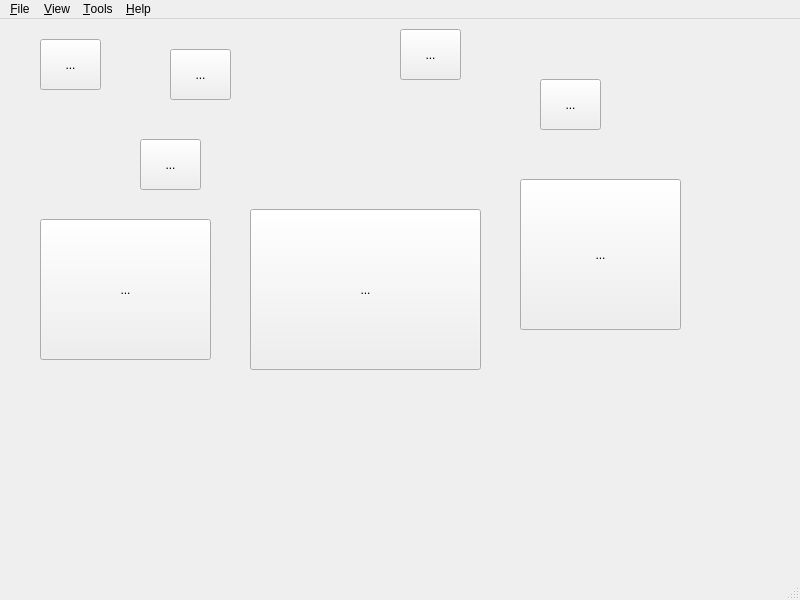
The window that src/gui/formmain.ui (martinrotter/rssguard) describes before a commit, drawn with Qt 5.
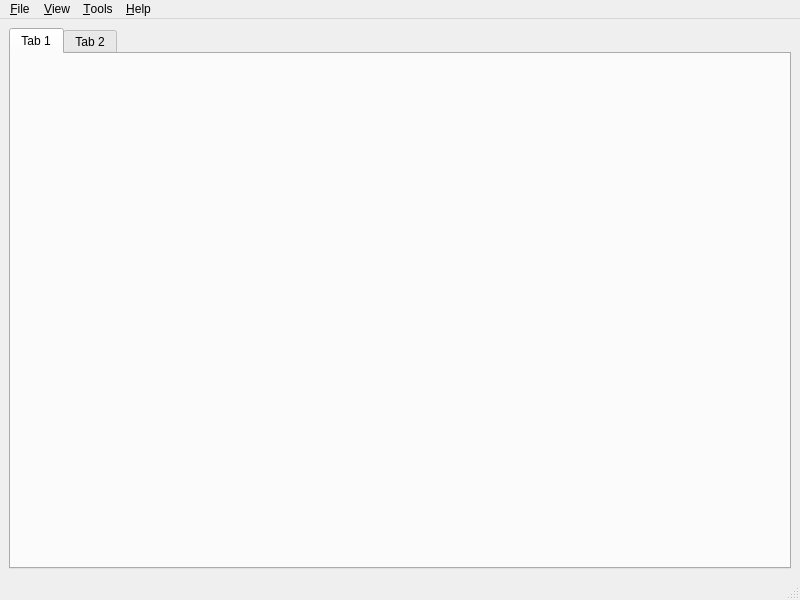
The same window after the commit. Icons and pictures are not drawn.

Patch:
```diff
--- a/src/gui/formmain.ui
+++ b/src/gui/formmain.ui
@@ -14,198 +14,66 @@
    <string>MainWindow</string>
   </property>
   <widget class="QWidget" name="centralwidget">
-   <widget class="QToolButton" name="toolButton">
-    <property name="geometry">
-     <rect>
-      <x>40</x>
-      <y>20</y>
-      <width>61</width>
-      <height>51</height>
-     </rect>
-    </property>
-    <property name="text">
-     <string>...</string>
-    </property>
-    <property name="icon">
-     <iconset theme="application-exit">
-      <normaloff/>
-     </iconset>
-    </property>
-    <property name="iconSize">
-     <size>
-      <width>32</width>
-      <height>32</height>
-     </size>
-    </property>
-   </widget>
-   <widget class="QToolButton" name="toolButton_2">
-    <property name="geometry">
-     <rect>
-      <x>140</x>
-      <y>120</y>
-      <width>61</width>
-      <height>51</height>
-     </rect>
-    </property>
-    <property name="text">
-     <string>...</string>
-    </property>
-    <property name="icon">
-     <iconset theme="application-exit">
-      <normaloff/>
-     </iconset>
-    </property>
-    <property name="iconSize">
-     <size>
-      <width>20</width>
-      <height>20</height>
-     </size>
-    </property>
-   </widget>
-   <widget class="QToolButton" name="toolButton_3">
-    <property name="geometry">
-     <rect>
-      <x>170</x>
-      <y>30</y>
-      <width>61</width>
-      <height>51</height>
-     </rect>
-    </property>
-    <property name="text">
-     <string>...</string>
-    </property>
-    <property name="icon">
-     <iconset theme="application-exit">
-      <normaloff/>
-     </iconset>
-    </property>
-    <property name="iconSize">
-     <size>
-      <width>20</width>
-      <height>20</height>
-     </size>
-    </property>
-   </widget>
-   <widget class="QToolButton" name="toolButton_4">
-    <property name="geometry">
-     <rect>
-      <x>40</x>
-      <y>200</y>
-      <width>171</width>
-      <height>141</height>
-     </rect>
-    </property>
-    <property name="text">
-     <string>...</string>
-    </property>
-    <property name="icon">
-     <iconset theme="application-exit">
-      <normaloff/>
-     </iconset>
-    </property>
-    <property name="iconSize">
-     <size>
-      <width>48</width>
-      <height>48</height>
-     </size>
-    </property>
-   </widget>
-   <widget class="QToolButton" name="toolButton_5">
-    <property name="geometry">
-     <rect>
-      <x>400</x>
-      <y>10</y>
-      <width>61</width>
-      <height>51</height>
-     </rect>
-    </property>
-    <property name="text">
-     <string>...</string>
-    </property>
-    <property name="icon">
-     <iconset theme="application-exit">
-      <normaloff/>
-     </iconset>
-    </property>
-    <property name="iconSize">
-     <size>
-      <width>64</width>
-      <height>64</height>
-     </size>
-    </property>
-   </widget>
-   <widget class="QToolButton" name="toolButton_6">
-    <property name="geometry">
-     <rect>
-      <x>250</x>
-      <y>190</y>
-      <width>231</width>
-      <height>161</height>
-     </rect>
-    </property>
-    <property name="text">
-     <string>...</string>
-    </property>
-    <property name="icon">
-     <iconset theme="application-exit">
-      <normaloff/>
-     </iconset>
-    </property>
-    <property name="iconSize">
-     <size>
-      <width>96</width>
-      <height>96</height>
-     </size>
-    </property>
-   </widget>
-   <widget class="QToolButton" name="toolButton_7">
-    <property name="geometry">
-     <rect>
-      <x>520</x>
-      <y>160</y>
-      <width>161</width>
-      <height>151</height>
-     </rect>
-    </property>
-    <property name="text">
-     <string>...</string>
-    </property>
-    <property name="icon">
-     <iconset theme="application-exit">
-      <normaloff/>
-     </iconset>
-    </property>
-    <property name="iconSize">
-     <size>
-      <width>128</width>
-      <height>128</height>
-     </size>
-    </property>
-   </widget>
-   <widget class="QToolButton" name="toolButton_8">
-    <property name="geometry">
-     <rect>
-      <x>540</x>
-      <y>60</y>
-      <width>61</width>
-      <height>51</height>
-     </rect>
-    </property>
-    <property name="text">
-     <string>...</string>
-    </property>
-    <property name="icon">
-     <iconset theme="application-exit">
-      <normaloff/>
-     </iconset>
-    </property>
-    <property name="iconSize">
-     <size>
-      <width>32</width>
-      <height>32</height>
-     </size>
-    </property>
-   </widget>
+   <layout class="QHBoxLayout" name="horizontalLayout">
+    <item>
+     <widget class="QTabWidget" name="tabWidget">
+      <property name="currentIndex">
+       <number>0</number>
+      </property>
+      <widget class="QWidget" name="tab">
+       <attribute name="title">
+        <string>Tab 1</string>
+       </attribute>
+       <layout class="QHBoxLayout" name="horizontalLayout_2">
+        <property name="leftMargin">
+         <number>0</number>
+        </property>
+        <property name="topMargin">
+         <number>0</number>
+        </property>
+        <property name="rightMargin">
+         <number>0</number>
+        </property>
+        <property name="bottomMargin">
+         <number>0</number>
+        </property>
+        <item>
+         <widget class="QWidget" name="widget" native="true"/>
+        </item>
+       </layout>
+      </widget>
+      <widget class="QWidget" name="tab_2">
+       <attribute name="title">
+        <string>Tab 2</string>
+       </attribute>
+       <widget class="QToolButton" name="toolButton">
+        <property name="geometry">
+         <rect>
+          <x>140</x>
+          <y>110</y>
+          <width>61</width>
+          <height>51</height>
+         </rect>
+        </property>
+        <property name="text">
+         <string>...</string>
+        </property>
+        <property name="icon">
+         <iconset theme="application-exit">
+          <normaloff/>
+         </iconset>
+        </property>
+        <property name="iconSize">
+         <size>
+          <width>32</width>
+          <height>32</height>
+         </size>
+        </property>
+       </widget>
+      </widget>
+     </widget>
+    </item>
+   </layout>
   </widget>
   <widget class="QMenuBar" name="m_menuBar">
    <property name="geometry">
```
